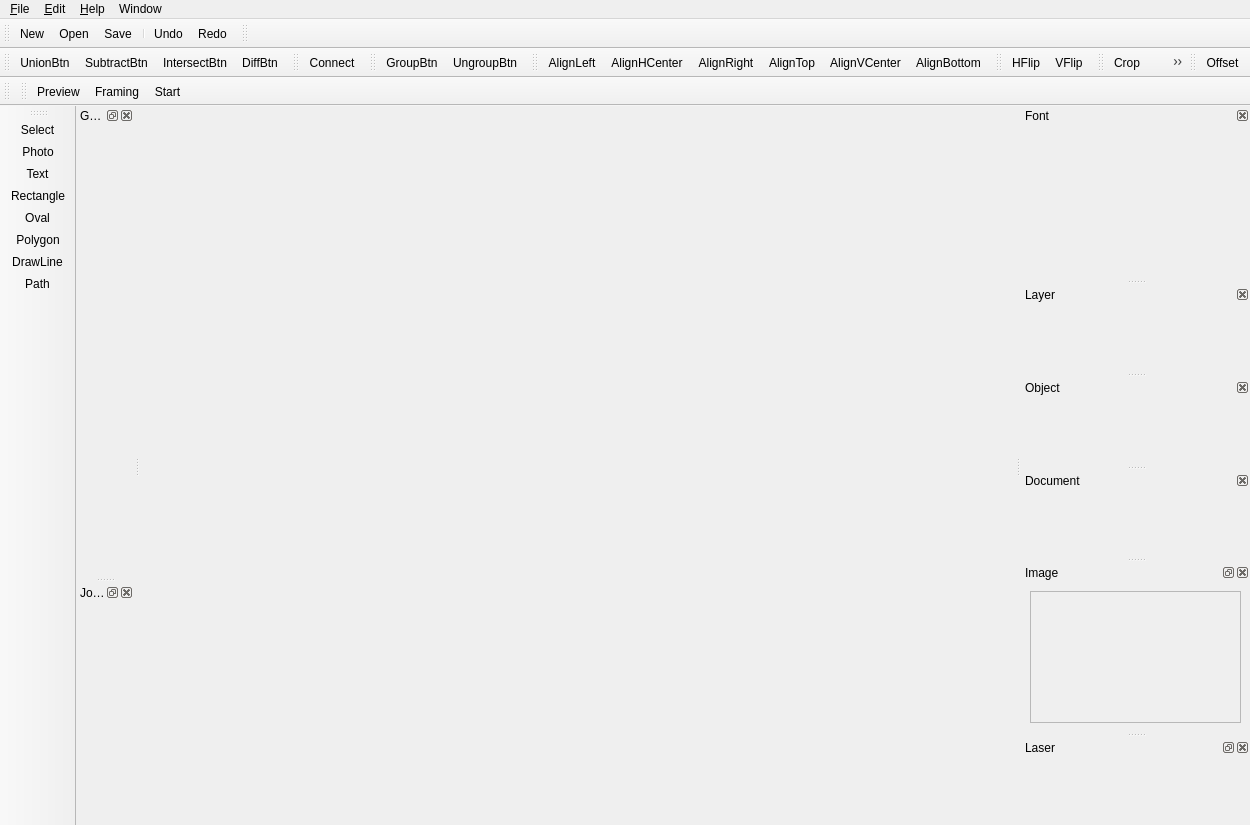
First picture: the form in src/windows/mainwindow.ui, repository flux3dp/swiftray, before the edit.
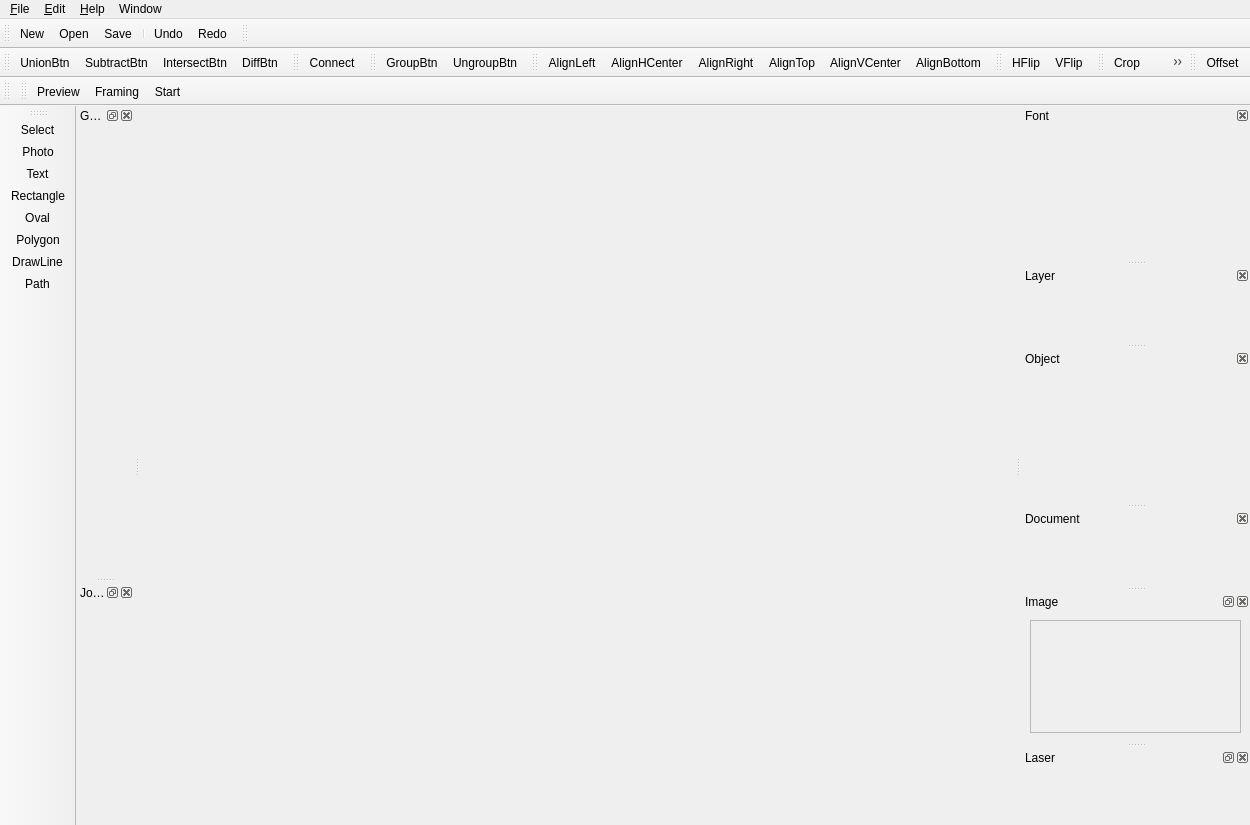
Second picture: the form after the edit. Icons and pictures are not drawn. Custom widgets are drawn as their Qt base class.

The edit to the form file:
```diff
--- a/src/windows/mainwindow.ui
+++ b/src/windows/mainwindow.ui
@@ -195,7 +195,7 @@
    <property name="minimumSize">
     <size>
      <width>229</width>
-     <height>0</height>
+     <height>38</height>
     </size>
    </property>
    <property name="maximumSize">
```
Left out of the diff: 6 changed lines with no effect on the pictures.
